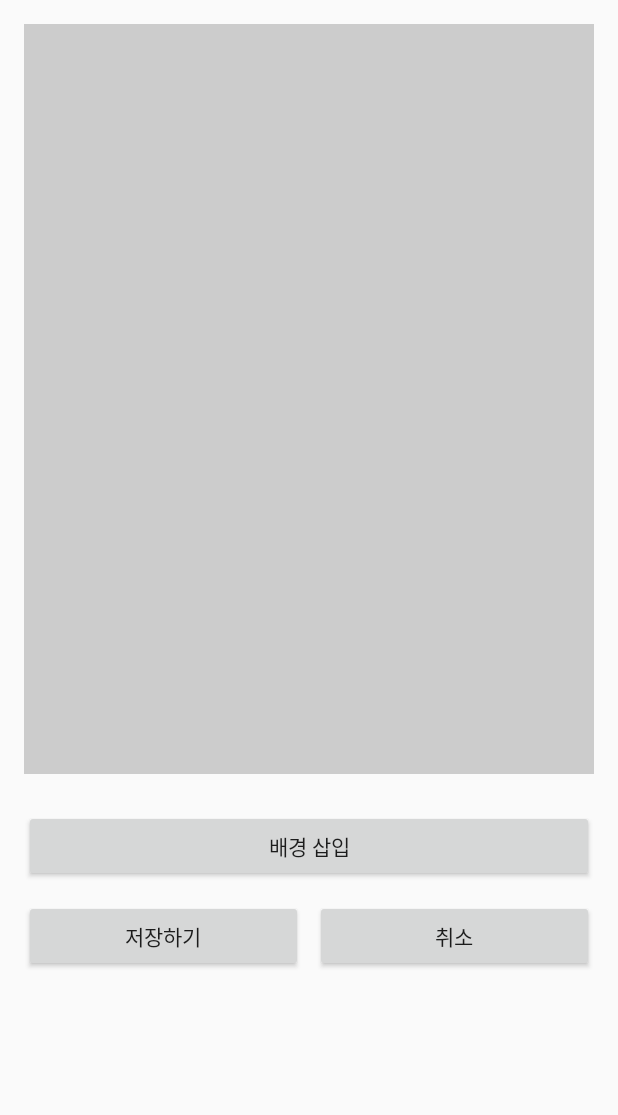
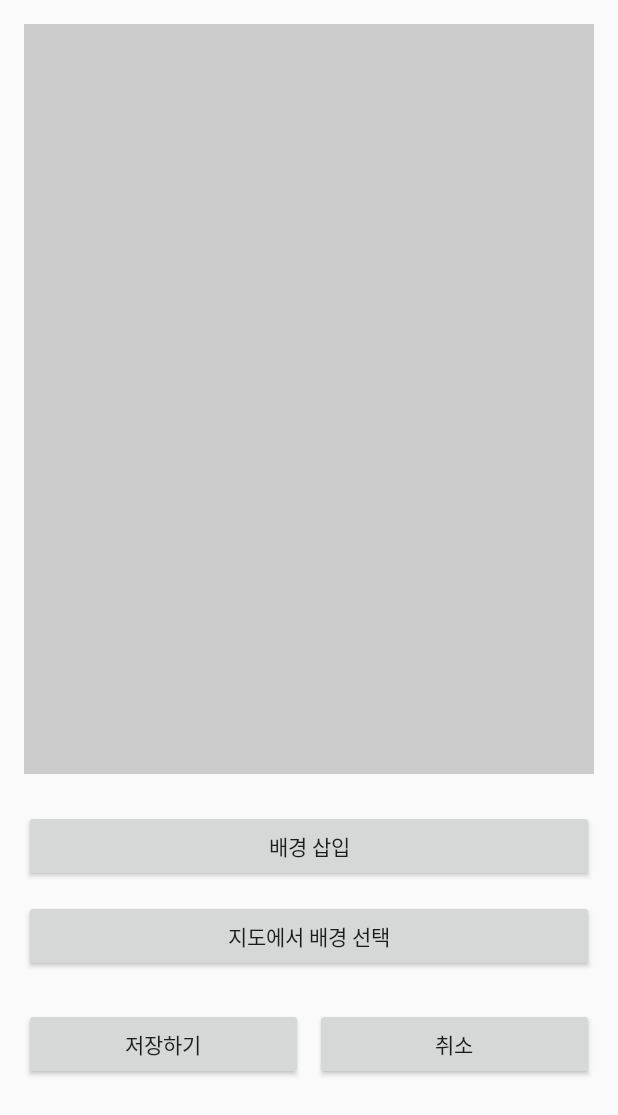
Before and after one commit to HAPPY-CAT-DOG/Mosaic, an Android app built with Jetpack Compose: the BackgdActivity screen opened directly, with no data from a screen before it, on a phone screen of 412 x 824 dp. Shown: the top 1115 px of the screen. Run offline under Robolectric (Android 15) with nearby library versions, the phone set to English and light mode, and no system bars; 1 statement that could not run was skipped.

Commit message:
2025.12.04

```diff
--- a/app/src/main/java/com/example/mosaic/BackgdActivity.kt
+++ b/app/src/main/java/com/example/mosaic/BackgdActivity.kt
@@ -27,7 +27,7 @@ class BackgdActivity : AppCompatActivity() {
 
     private lateinit var imageView: ImageView
     private lateinit var templateBtn: Button
-//    private lateinit var mapBtn: Button
+    private lateinit var mapBtn: Button
     private lateinit var saveBtn: Button
     private lateinit var cancelBtn: Button
     private var selectedImageUri: Uri? = null
@@ -39,7 +39,7 @@ class BackgdActivity : AppCompatActivity() {
 
         imageView = findViewById(R.id.imageView_backgd)
         templateBtn = findViewById(R.id.btn_template)
-//        mapBtn = findViewById(R.id.btn_map)
+        mapBtn = findViewById(R.id.btn_map)
         saveBtn = findViewById(R.id.btn_save)
         cancelBtn = findViewById(R.id.btn_cancel)
 
@@ -63,13 +63,13 @@ class BackgdActivity : AppCompatActivity() {
             showTemplateSelectionDialog()
         }
 
-//        mapBtn.setOnClickListener {
-//            selectedImageUri?.let {
-//                val intent = Intent(this, MapActivity::class.java)
-//                intent.putExtra("imageUri", it.toString())
-//                startActivityForResult(intent, REQUEST_MAP)
-//            } ?: Toast.makeText(this, "이미지를 먼저 선택해주세요.", Toast.LENGTH_SHORT).show()
-//        }
+        mapBtn.setOnClickListener {
+            selectedImageUri?.let {
+                val intent = Intent(this, MapActivity::class.java)
+                intent.putExtra("imageUri", it.toString())
+                startActivityForResult(intent, REQUEST_MAP)
+            } ?: Toast.makeText(this, "이미지를 먼저 선택해주세요.", Toast.LENGTH_SHORT).show()
+        }
 
         saveBtn.setOnClickListener {
             Toast.makeText(this, "저장 기능은 아직 구현되지 않았습니다.", Toast.LENGTH_SHORT).show()
--- a/app/src/main/res/layout/activity_backgd.xml
+++ b/app/src/main/res/layout/activity_backgd.xml
@@ -28,12 +28,12 @@
             android:text="배경 삽입"
             android:layout_marginBottom="12dp" />
 
-<!--        <Button-->
-<!--            android:id="@+id/btn_map"-->
-<!--            android:layout_width="match_parent"-->
-<!--            android:layout_height="wrap_content"-->
-<!--            android:text="지도에서 배경 선택"-->
-<!--            android:layout_marginBottom="24dp" />-->
+        <Button
+            android:id="@+id/btn_map"
+            android:layout_width="match_parent"
+            android:layout_height="wrap_content"
+            android:text="지도에서 배경 선택"
+            android:layout_marginBottom="24dp" />
 
         <!-- ✅ 저장 / 취소 버튼 -->
         <LinearLayout
```
Also changed, not shown: app/src/main/java/com/example/mosaic/HomeActivity.kt (+18 -22 lines).
